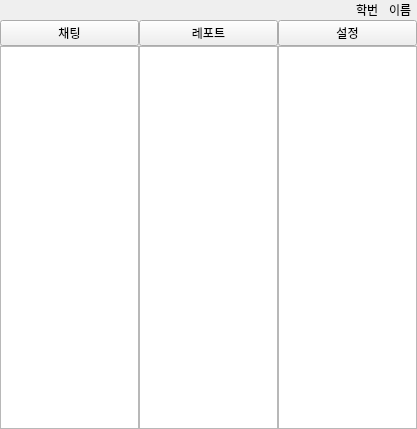
Old version of the form Soft_DEV/mainpage.ui in the repository gnu-swta/Chat.
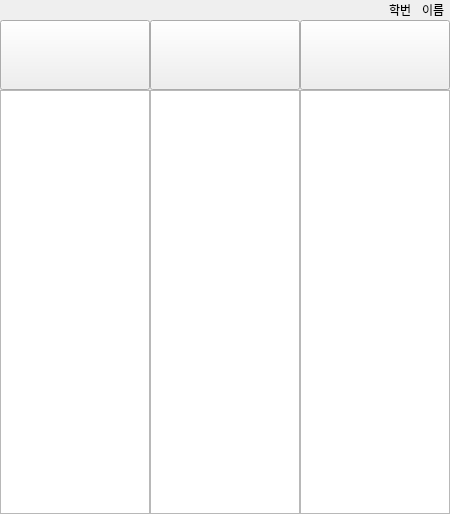
New version of the form. Icons and pictures are not drawn.

The edit to the form file:
```diff
--- a/Soft_DEV/mainpage.ui
+++ b/Soft_DEV/mainpage.ui
@@ -6,8 +6,8 @@
    <rect>
     <x>0</x>
     <y>0</y>
-    <width>417</width>
-    <height>429</height>
+    <width>426</width>
+    <height>514</height>
    </rect>
   </property>
   <property name="windowTitle">
@@ -81,26 +81,104 @@
       <widget class="QPushButton" name="chat_btn">
        <property name="minimumSize">
         <size>
-         <width>0</width>
-         <height>0</height>
+         <width>150</width>
+         <height>70</height>
         </size>
        </property>
+       <property name="maximumSize">
+        <size>
+         <width>150</width>
+         <height>70</height>
+        </size>
+       </property>
+       <property name="styleSheet">
+        <string notr="true">QPushButton#chat_btn{
+	
+	border-image: url(:/res/res/chat_o.png);
+}
+
+QPushButton#chat_btn:hover{
+	
+	border-image: url(:/res/res/chat_c.png);
+}
+
+QPushButton#chat_btn:pressed {
+	
+	border-image: url(:/res/res/chat_c.png);
+}</string>
+       </property>
        <property name="text">
-        <string>채팅</string>
+        <string/>
        </property>
       </widget>
      </item>
      <item>
       <widget class="QPushButton" name="report_btn">
+       <property name="minimumSize">
+        <size>
+         <width>150</width>
+         <height>70</height>
+        </size>
+       </property>
+       <property name="maximumSize">
+        <size>
+         <width>150</width>
+         <height>70</height>
+        </size>
+       </property>
+       <property name="styleSheet">
+        <string notr="true">QPushButton#report_btn{
+	
+	border-image: url(:/res/res/report_o.png);
+}
+
+QPushButton#report_btn:hover{
+	
+	border-image: url(:/res/res/report_c.png);
+}
+
+QPushButton#report_btn:pressed {
+	
+	border-image: url(:/res/res/report_c.png);
+}</string>
+       </property>
        <property name="text">
-        <string>레포트</string>
+        <string/>
        </property>
       </widget>
      </item>
      <item>
       <widget class="QPushButton" name="set_btn">
+       <property name="minimumSize">
+        <size>
+         <width>150</width>
+         <height>70</height>
+        </size>
+       </property>
+       <property name="maximumSize">
+        <size>
+         <width>150</width>
+         <height>70</height>
+        </size>
+       </property>
+       <property name="styleSheet">
+        <string notr="true">QPushButton#set_btn{
+	
+	border-image: url(:/res/res/set_o.png);
+}
+
+QPushButton#set_btn:hover{
+	
+	border-image: url(:/res/res/set_c.png);
+}
+
+QPushButton#set_btn:pressed {
+	
+	border-image: url(:/res/res/set_o.png);
+}</string>
+       </property>
        <property name="text">
-        <string>설정</string>
+        <string/>
        </property>
       </widget>
      </item>
```
